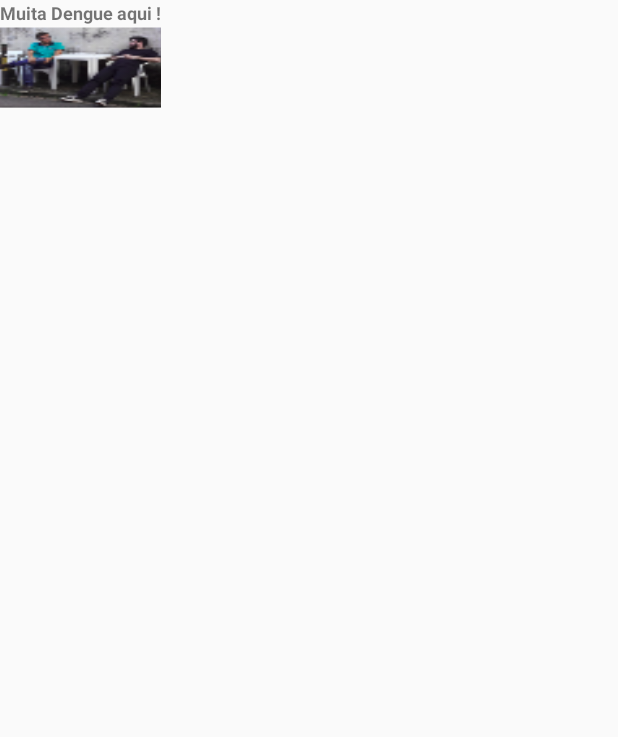
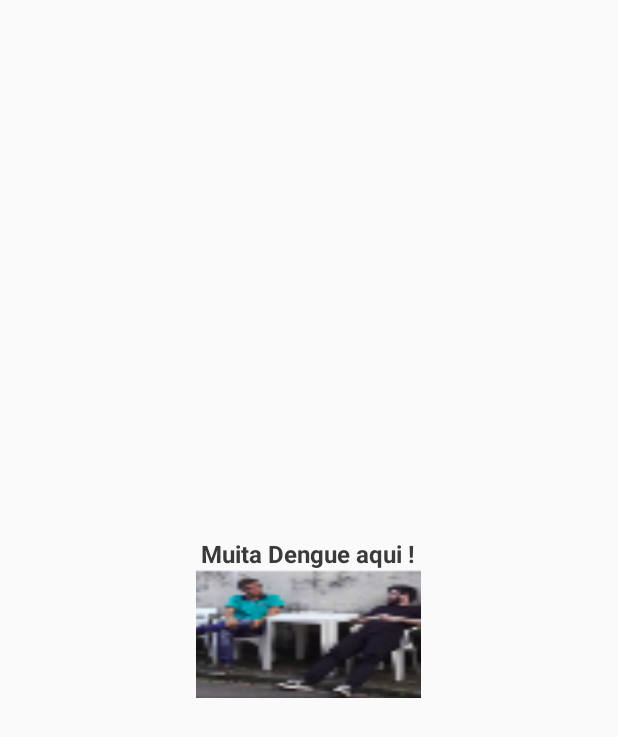
Before and after one commit to akmerejf/FocoAedes, an Android app: the layout marker_layout.xml on its own in the app's theme, with its tools: preview values and no code run, on a phone screen of 412 x 824 dp. Shown: the top 737 px of the screen. Run offline under Robolectric (Android 15) with nearby library versions, the phone set to English and light mode, and no system bars.

Commit message:
toma xuxu

```diff
--- a/app/src/main/java/com/example/savio/focoaedes/fragments/Nova_OcorrenciaFragment.java
+++ b/app/src/main/java/com/example/savio/focoaedes/fragments/Nova_OcorrenciaFragment.java
@@ -33,6 +33,7 @@ import com.example.savio.focoaedes.model.Ocorrencia;
 import java.lang.ref.WeakReference;
 import java.text.SimpleDateFormat;
 import java.util.Date;
+
 import retrofit2.Call;
 import retrofit2.Callback;
 import retrofit2.Response;
--- a/app/src/main/res/layout/activity_main.xml
+++ b/app/src/main/res/layout/activity_main.xml
@@ -78,4 +78,6 @@
         app:backgroundTint="@color/branquinho"
         app:pressedTranslationZ="12dp"/>
 
+
+
 </android.support.design.widget.CoordinatorLayout>
--- a/app/src/main/res/layout/lista_layout.xml
+++ b/app/src/main/res/layout/lista_layout.xml
@@ -5,7 +5,9 @@
     xmlns:cardview="http://schemas.android.com/apk/res-auto"
     android:layout_width="match_parent"
     android:layout_height="wrap_content"
-    android:padding="16dp"
+    android:paddingTop="16dp"
+    android:paddingRight="16dp"
+    android:paddingLeft="16dp"
     android:background="@color/branquinho">
 
     <ImageView
--- a/app/src/main/res/layout/marker_layout.xml
+++ b/app/src/main/res/layout/marker_layout.xml
@@ -3,7 +3,8 @@
     xmlns:android="http://schemas.android.com/apk/res/android"
     android:orientation="vertical"
     android:layout_width="wrap_content"
-    android:layout_height="wrap_content">
+    android:layout_height="wrap_content"
+    android:layout_gravity="center">
 
     <TextView
         android:id="@+id/marker_titulo"
@@ -11,14 +12,16 @@
         android:layout_height="wrap_content"
         android:text="Muita Dengue aqui !"
         android:maxLines="2"
-        android:maxEms="8"
+        android:maxEms="10"
         android:textStyle="bold"
-        android:textSize="12dp"/>
+        android:textSize="16dp"
+        android:textColor="@color/pretinho"
+        android:layout_gravity="center"/>
 
     <ImageView
         android:id="@+id/marker_foto"
-        android:layout_width="85dp"
-        android:layout_height="50dp"
+        android:layout_width="150dp"
+        android:layout_height="80dp"
         android:layout_gravity="center"
         android:layout_marginTop="3dp"
         android:layout_marginBottom="2dp"
--- a/app/src/main/res/values/colors.xml
+++ b/app/src/main/res/values/colors.xml
@@ -2,7 +2,7 @@
 <resources>
 
     <color name="pretinho">#3a3a3a</color>
-    <color name="branquinho">#f6f6f6</color>
+    <color name="branquinho">#fff</color>
     <color name="vermelhudo">#f85959</color>
     <color name="amarromzado">#b8b1ab</color>
 
```
Also changed, not shown: app/src/main/java/com/example/savio/focoaedes/MapsFragment.java (+59 -3 lines).
